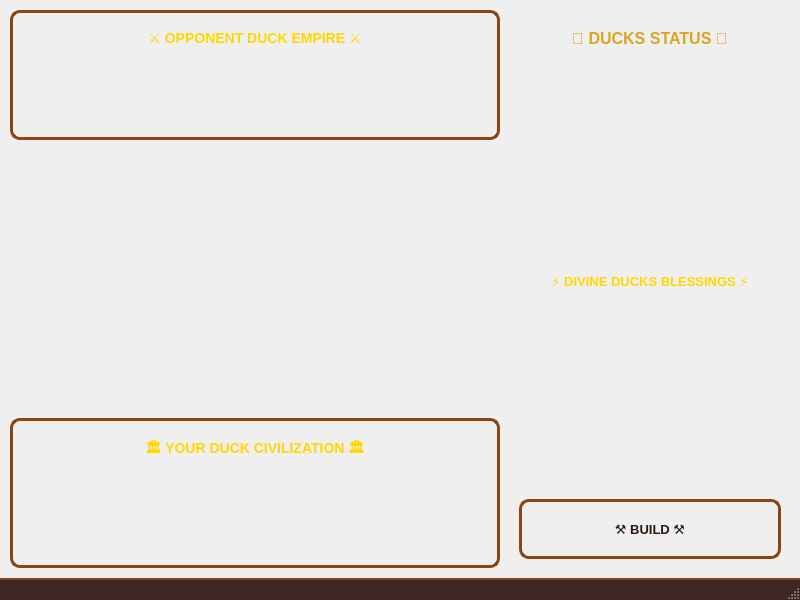
Before: the Qt Designer form 7Wonders/UI/MainWindow.ui in lydiagroza/ProjectMC, drawn with Qt 5.
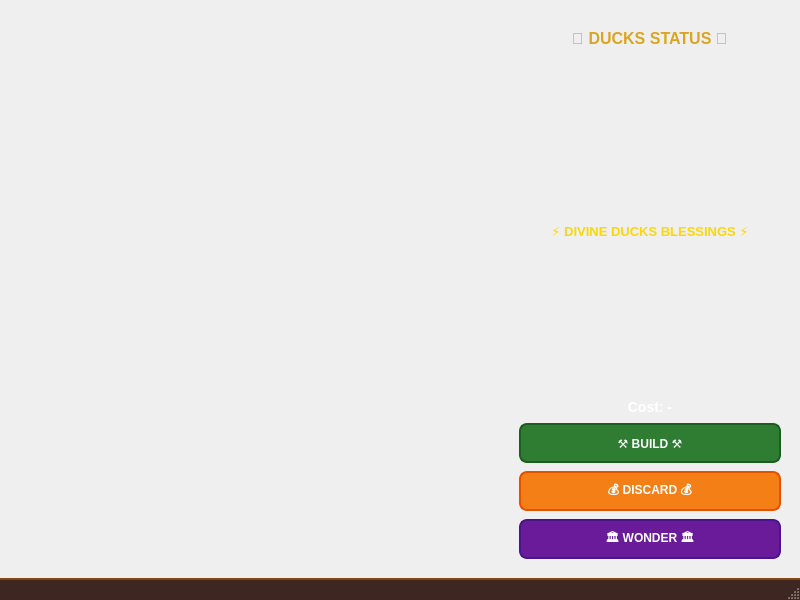
After: the same form once the commit is applied. Custom widgets are drawn as their Qt base class.

Patch:
```diff
--- a/7Wonders/UI/MainWindow.ui
+++ b/7Wonders/UI/MainWindow.ui
@@ -72,7 +72,7 @@
         <number>0</number>
        </property>
        <item>
-        <widget class="QFrame" name="opponentZone">
+        <widget class="PlayerDashboardWidget" name="opponentDashboard" native="true">
          <property name="minimumSize">
           <size>
            <width>0</width>
@@ -85,42 +85,6 @@
            <height>130</height>
           </size>
          </property>
-         <property name="styleSheet">
-          <string notr="true">QFrame#opponentZone { 
-  background: qlineargradient(x1:0, y1:0, x2:0, y2:1, 
-    stop:0 #8B0000, stop:1 #5C0000); 
-  border: 3px solid #8B4513; 
-  border-radius: 10px; 
-  padding: 8px; 
-}</string>
-         </property>
-         <layout class="QVBoxLayout" name="verticalLayoutOpponent">
-          <item>
-           <widget class="QLabel" name="opponentLabel">
-            <property name="text">
-             <string>⚔️ OPPONENT DUCK EMPIRE ⚔️</string>
-            </property>
-            <property name="alignment">
-             <set>Qt::AlignHCenter|Qt::AlignTop</set>
-            </property>
-            <property name="styleSheet">
-             <string notr="true">color: #FFD700; 
-font-weight: bold; 
-font-size: 14px; 
-background: transparent; 
-border: none; 
-font-family: 'Times New Roman', serif;</string>
-            </property>
-           </widget>
-          </item>
-          <item>
-           <layout class="QHBoxLayout" name="opponentWondersLayout">
-            <property name="spacing">
-             <number>5</number>
-            </property>
-           </layout>
-          </item>
-         </layout>
         </widget>
        </item>
        <item>
@@ -134,7 +98,7 @@
         </widget>
        </item>
        <item>
-        <widget class="QFrame" name="playerZone">
+        <widget class="PlayerDashboardWidget" name="playerDashboard" native="true">
          <property name="minimumSize">
           <size>
            <width>0</width>
@@ -147,42 +111,6 @@
            <height>150</height>
           </size>
          </property>
-         <property name="styleSheet">
-          <string notr="true">QFrame#playerZone { 
-  background: qlineargradient(x1:0, y1:0, x2:0, y2:1, 
-    stop:0 #1565C0, stop:1 #0D47A1); 
-  border: 3px solid #8B4513; 
-  border-radius: 10px; 
-  padding: 8px; 
-}</string>
-         </property>
-         <layout class="QVBoxLayout" name="verticalLayoutPlayer">
-          <item>
-           <widget class="QLabel" name="playerLabel">
-            <property name="text">
-             <string>🏛️ YOUR DUCK CIVILIZATION 🏛️</string>
-            </property>
-            <property name="alignment">
-             <set>Qt::AlignHCenter|Qt::AlignTop</set>
-            </property>
-            <property name="styleSheet">
-             <string notr="true">color: #FFD700; 
-font-weight: bold; 
-font-size: 14px; 
-background: transparent; 
-border: none; 
-font-family: 'Times New Roman', serif;</string>
-            </property>
-           </widget>
-          </item>
-          <item>
-           <layout class="QHBoxLayout" name="playerWondersLayout">
-            <property name="spacing">
-             <number>5</number>
-            </property>
-           </layout>
-          </item>
-         </layout>
         </widget>
        </item>
       </layout>
@@ -278,39 +206,117 @@
         </spacer>
        </item>
        <item>
-        <widget class="QPushButton" name="btnConstruct">
-         <property name="text">
-          <string>⚒️ BUILD ⚒️</string>
-         </property>
-         <property name="cursor">
-          <cursorShape>PointingHandCursor</cursorShape>
-         </property>
-         <property name="minimumSize">
-          <size>
-           <width>0</width>
-           <height>60</height>
-          </size>
-         </property>
-         <property name="styleSheet">
-          <string notr="true">QPushButton { 
-  background: qlineargradient(x1:0, y1:0, x2:0, y2:1, 
-    stop:0 #B8860B, stop:0.5 #DAA520, stop:1 #B8860B); 
-  color: #2C1810; 
-  border: 3px solid #8B4513; 
-  border-radius: 10px; 
+        <widget class="QWidget" name="actionsContainer" native="true">
+         <layout class="QVBoxLayout" name="actionsLayout">
+          <property name="spacing">
+           <number>8</number>
+          </property>
+          <property name="leftMargin">
+           <number>0</number>
+          </property>
+          <property name="topMargin">
+           <number>0</number>
+          </property>
+          <property name="rightMargin">
+           <number>0</number>
+          </property>
+          <property name="bottomMargin">
+           <number>0</number>
+          </property>
+          <item>
+           <widget class="QLabel" name="lblCost">
+            <property name="text">
+             <string>Cost: -</string>
+            </property>
+            <property name="alignment">
+             <set>Qt::AlignCenter</set>
+            </property>
+            <property name="styleSheet">
+             <string notr="true">color: #FFF; font-weight: bold; font-size: 14px;</string>
+            </property>
+           </widget>
+          </item>
+          <item>
+           <widget class="QPushButton" name="btnBuild">
+            <property name="text">
+             <string>⚒️ BUILD ⚒️</string>
+            </property>
+            <property name="cursor">
+             <cursorShape>PointingHandCursor</cursorShape>
+            </property>
+            <property name="minimumSize">
+             <size>
+              <width>0</width>
+              <height>40</height>
+             </size>
+            </property>
+            <property name="styleSheet">
+             <string notr="true">QPushButton { 
+  background: #2E7D32; 
+  color: white; 
+  border: 2px solid #1B5E20; 
+  border-radius: 8px; 
   font-weight: bold; 
-  font-size: 13px; 
-  font-family: 'Times New Roman', serif; 
 }
-QPushButton:hover { 
-  background: qlineargradient(x1:0, y1:0, x2:0, y2:1, 
-    stop:0 #DAA520, stop:0.5 #FFD700, stop:1 #DAA520); 
-  border: 3px solid #FFD700; 
+QPushButton:hover { background: #388E3C; }
+QPushButton:disabled { background: #555; color: #888; border: 2px solid #444; }</string>
+            </property>
+           </widget>
+          </item>
+          <item>
+           <widget class="QPushButton" name="btnDiscard">
+            <property name="text">
+             <string>💰 DISCARD 💰</string>
+            </property>
+            <property name="cursor">
+             <cursorShape>PointingHandCursor</cursorShape>
+            </property>
+            <property name="minimumSize">
+             <size>
+              <width>0</width>
+              <height>40</height>
+             </size>
+            </property>
+            <property name="styleSheet">
+             <string notr="true">QPushButton { 
+  background: #F57F17; 
+  color: white; 
+  border: 2px solid #E65100; 
+  border-radius: 8px; 
+  font-weight: bold; 
 }
-QPushButton:pressed { 
-  background: #8B6914; 
-}</string>
-         </property>
+QPushButton:hover { background: #F9A825; }</string>
+            </property>
+           </widget>
+          </item>
+          <item>
+           <widget class="QPushButton" name="btnWonder">
+            <property name="text">
+             <string>🏛️ WONDER 🏛️</string>
+            </property>
+            <property name="cursor">
+             <cursorShape>PointingHandCursor</cursorShape>
+            </property>
+            <property name="minimumSize">
+             <size>
+              <width>0</width>
+              <height>40</height>
+             </size>
+            </property>
+            <property name="styleSheet">
+             <string notr="true">QPushButton { 
+  background: #6A1B9A; 
+  color: white; 
+  border: 2px solid #4A148C; 
+  border-radius: 8px; 
+  font-weight: bold; 
+}
+QPushButton:hover { background: #7B1FA2; }
+QPushButton:disabled { background: #555; color: #888; border: 2px solid #444; }</string>
+            </property>
+           </widget>
+          </item>
+         </layout>
         </widget>
        </item>
       </layout>
@@ -345,6 +351,12 @@
    <header>MilitaryTrackWidget.h</header>
    <container>1</container>
   </customwidget>
+  <customwidget>
+   <class>PlayerDashboardWidget</class>
+   <extends>QWidget</extends>
+   <header>PlayerDashboardWidget.h</header>
+   <container>1</container>
+  </customwidget>
  </customwidgets>
  <resources/>
  <connections/>
```
